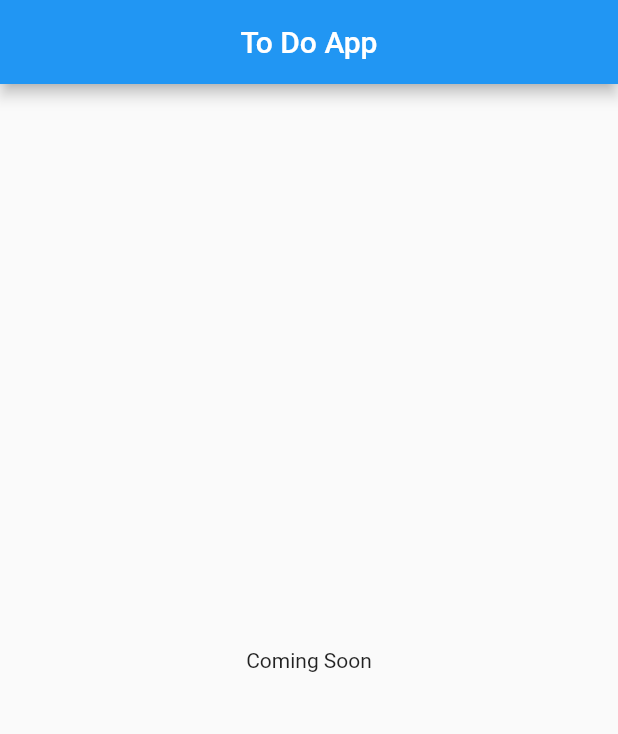
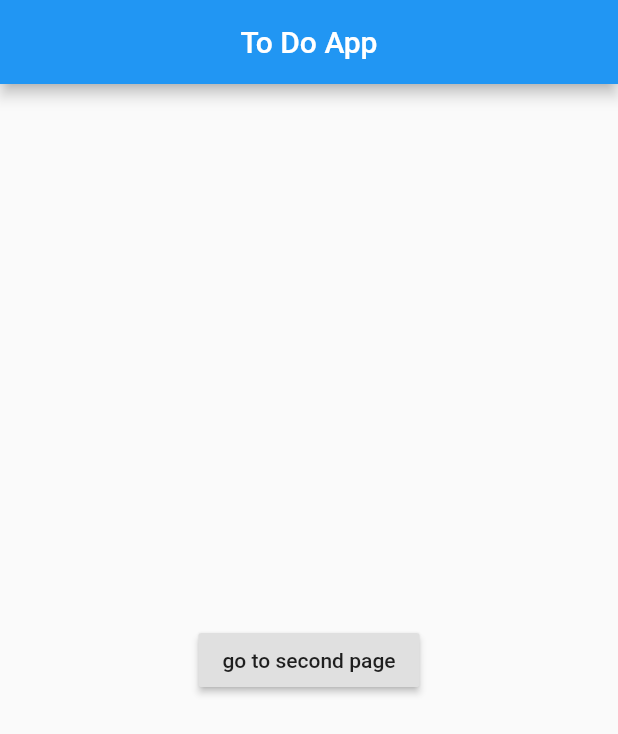
Before and after one commit to DolanLabs/todoAppReborn, a Flutter app: the screen it shows after launch, on a phone screen of 412 x 824 dp. Shown: the top 734 px of the screen. Run offline on Flutter 3.47's test engine with Material 2 defaults, Android fonts, the phone set to English and light mode, and no system bars.

```diff
--- a/lib/shared/shared.dart
+++ b/lib/shared/shared.dart
@@ -0,0 +1 @@
+part 'shared_values.dart';
--- /dev/null
+++ b/lib/shared/shared_values.dart
@@ -0,0 +1,4 @@
+part of 'shared.dart';
+
+const String homeRoute = '/';
+const String secondPageRoute = '/secondpage';
--- a/lib/ui/pages/main_page.dart
+++ b/lib/ui/pages/main_page.dart
@@ -14,7 +14,12 @@ class _MainPageState extends State<MainPage> {
         centerTitle: true,
       ),
       body: Center(
-        child: Text('Coming Soon'),
+        child: RaisedButton(
+          child: Text('go to second page'),
+          onPressed: () {
+            Navigator.pushNamed(context, secondPageRoute);
+          },
+        ),
       ),
     );
   }
--- a/lib/ui/pages/pages.dart
+++ b/lib/ui/pages/pages.dart
@@ -2,5 +2,7 @@
 
 
 import 'package:flutter/material.dart';
+import 'package:todoapp/shared/shared.dart';
 
 part 'main_page.dart';
+part 'second_page.dart';
```
Also changed, not shown: lib/main.dart (+24 -0 lines), lib/ui/pages/second_page.dart (added, +18 -0 lines).
